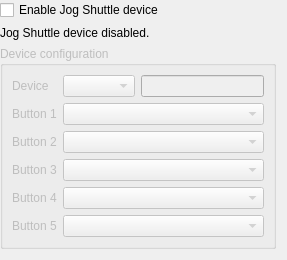
The window that src/widgets/configjogshuttle_ui.ui (KDE/kdenlive) describes before a commit, drawn with Qt 5.
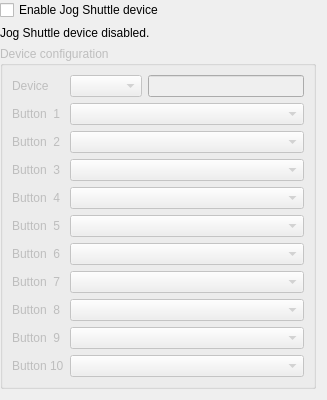
The same window after the commit. Custom widgets are drawn as their Qt base class.

Commit message:
hotfix for Contour Shuttlexpress button mapping problem http://www.kdenlive.org/mantis/view.php?id=2268
config button count increased to 10. This fix is very static but solves
for now the problem. Will provide in future a more generic and flexible
way.

Patch:
```diff
--- a/src/widgets/configjogshuttle_ui.ui
+++ b/src/widgets/configjogshuttle_ui.ui
@@ -6,8 +6,8 @@
    <rect>
     <x>0</x>
     <y>0</y>
-    <width>287</width>
-    <height>253</height>
+    <width>327</width>
+    <height>393</height>
    </rect>
   </property>
   <layout class="QGridLayout" name="gridLayout_2">
@@ -40,6 +40,34 @@
       <string>Device configuration</string>
      </property>
      <layout class="QGridLayout" name="gridLayout">
+      <item row="7" column="0">
+       <widget class="QLabel" name="label_8">
+        <property name="text">
+         <string>Button  7</string>
+        </property>
+       </widget>
+      </item>
+      <item row="8" column="0">
+       <widget class="QLabel" name="label_9">
+        <property name="text">
+         <string>Button  8</string>
+        </property>
+       </widget>
+      </item>
+      <item row="9" column="0">
+       <widget class="QLabel" name="label_10">
+        <property name="text">
+         <string>Button  9</string>
+        </property>
+       </widget>
+      </item>
+      <item row="6" column="0">
+       <widget class="QLabel" name="label_6">
+        <property name="text">
+         <string>Button  6</string>
+        </property>
+       </widget>
+      </item>
       <item row="0" column="0">
        <widget class="QLabel" name="label">
         <property name="text">
@@ -60,7 +88,7 @@
       <item row="1" column="0">
        <widget class="QLabel" name="label_2">
         <property name="text">
-         <string>Button 1</string>
+         <string>Button  1</string>
         </property>
        </widget>
       </item>
@@ -70,7 +98,7 @@
       <item row="2" column="0">
        <widget class="QLabel" name="label_4">
         <property name="text">
-         <string>Button 2</string>
+         <string>Button  2</string>
         </property>
        </widget>
       </item>
@@ -80,7 +108,7 @@
       <item row="3" column="0">
        <widget class="QLabel" name="label_3">
         <property name="text">
-         <string>Button 3</string>
+         <string>Button  3</string>
         </property>
        </widget>
       </item>
@@ -90,7 +118,7 @@
       <item row="4" column="0">
        <widget class="QLabel" name="label_7">
         <property name="text">
-         <string>Button 4</string>
+         <string>Button  4</string>
         </property>
        </widget>
       </item>
@@ -100,13 +128,35 @@
       <item row="5" column="0">
        <widget class="QLabel" name="label_5">
         <property name="text">
-         <string>Button 5</string>
+         <string>Button  5</string>
         </property>
        </widget>
       </item>
       <item row="5" column="1" colspan="2">
        <widget class="KComboBox" name="shuttle5"/>
       </item>
+      <item row="10" column="0">
+       <widget class="QLabel" name="label_11">
+        <property name="text">
+         <string>Button 10</string>
+        </property>
+       </widget>
+      </item>
+      <item row="6" column="1" colspan="2">
+       <widget class="KComboBox" name="shuttle6"/>
+      </item>
+      <item row="7" column="1" colspan="2">
+       <widget class="KComboBox" name="shuttle7"/>
+      </item>
+      <item row="8" column="1" colspan="2">
+       <widget class="KComboBox" name="shuttle8"/>
+      </item>
+      <item row="9" column="1" colspan="2">
+       <widget class="KComboBox" name="shuttle9"/>
+      </item>
+      <item row="10" column="1" colspan="2">
+       <widget class="KComboBox" name="shuttle10"/>
+      </item>
      </layout>
     </widget>
    </item>
@@ -126,16 +176,16 @@
   </layout>
  </widget>
  <customwidgets>
-  <customwidget>
-   <class>KLineEdit</class>
-   <extends>QLineEdit</extends>
-   <header>klineedit.h</header>
-  </customwidget>
   <customwidget>
    <class>KComboBox</class>
    <extends>QComboBox</extends>
    <header>kcombobox.h</header>
   </customwidget>
+  <customwidget>
+   <class>KLineEdit</class>
+   <extends>QLineEdit</extends>
+   <header>klineedit.h</header>
+  </customwidget>
  </customwidgets>
  <resources/>
  <connections/>
```
The commit also changes 1 other file.
